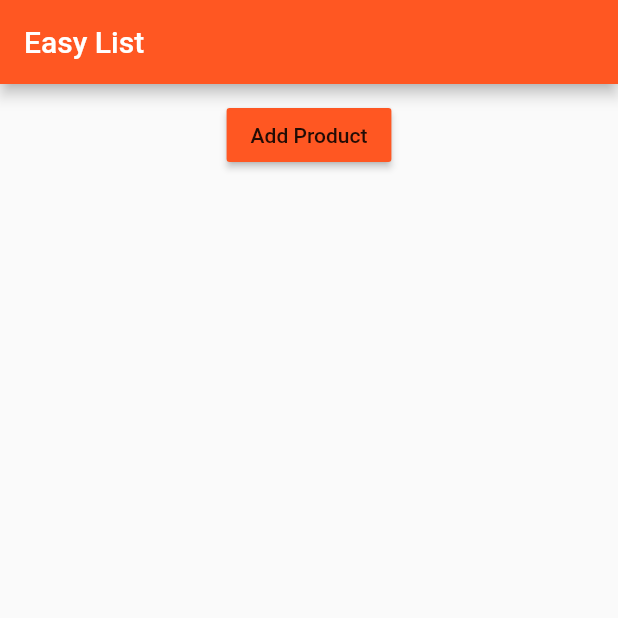
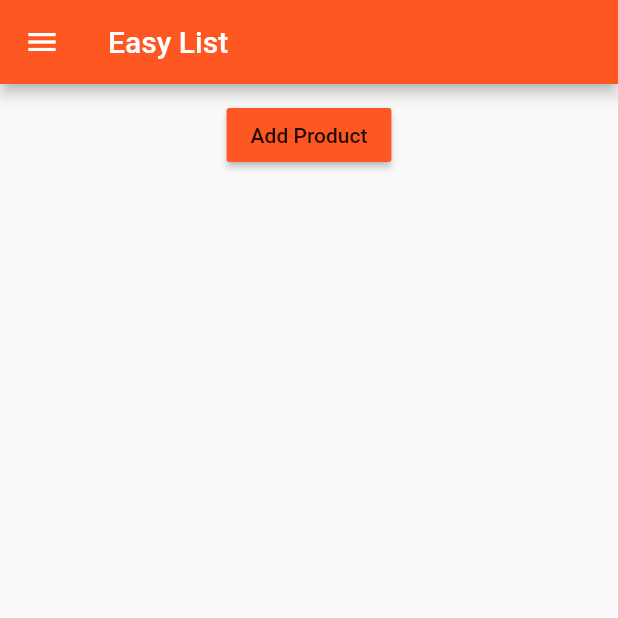
Before and after one commit to weicht/flutter_course, a Flutter app: the screen it shows after launch, after a tap on "Login", on a phone screen of 412 x 824 dp, the top half of it. Run offline on Flutter 3.47's test engine with Material 2 defaults, Android fonts, the phone set to English and light mode, and no system bars.

Commit message:
added hamburger menu

```diff
--- a/lib/main.dart
+++ b/lib/main.dart
@@ -1,9 +1,12 @@
 import 'package:flutter/material.dart';
+
+//import 'dart:developer';
+import 'package:flutter/rendering.dart';
 
 import './pages/auth.dart';
 
 void main() {
-//  debugPaintSizeEnabled = true;
+  debugPaintSizeEnabled = true;
   runApp(MyApp());
 }
 
--- a/lib/pages/products.dart
+++ b/lib/pages/products.dart
@@ -6,10 +6,23 @@ class ProductsPage extends StatelessWidget {
   @override
   Widget build(BuildContext context) {
     return Scaffold(
+        drawer: Drawer(
+          child: Column(
+              children: <Widget>[
+            AppBar(
+              centerTitle: false,
+              automaticallyImplyLeading: false,
+              title: Text('Choose'),
+            ),
+            ListTile(
+              title: Text('Manage Products'),
+              onTap: () {},
+            ),
+          ]),
+        ),
         appBar: AppBar(
           title: Text('Easy List'),
         ),
-        body: ProductManager()
-    );
+        body: ProductManager());
   }
 }
```
